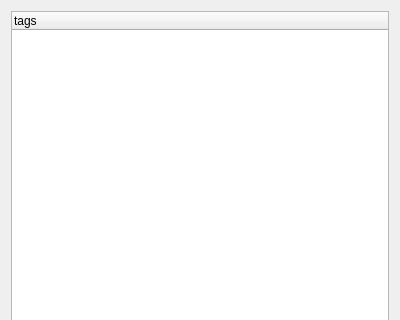
Above: app/tagsview.ui from x37v/datajockey before the change; both pictures show x 0 to 400 and y 0 to 320 of the 400 by 479 pixel window. Below: the same form after it.
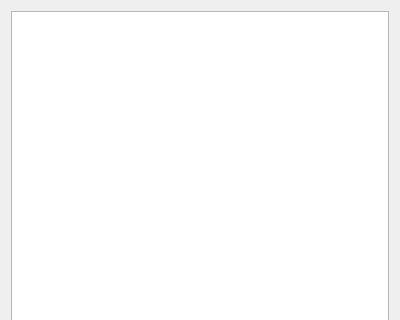
That is the form after the change.

Commit message: working on tags view.. something just ain't right with the model yet

```diff
--- a/app/tagsview.ui
+++ b/app/tagsview.ui
@@ -15,22 +15,7 @@
   </property>
   <layout class="QVBoxLayout" name="verticalLayout">
    <item>
-    <widget class="QTreeWidget" name="treeWidget">
-     <property name="dragEnabled">
-      <bool>true</bool>
-     </property>
-     <property name="dragDropMode">
-      <enum>QAbstractItemView::DragDrop</enum>
-     </property>
-     <property name="alternatingRowColors">
-      <bool>true</bool>
-     </property>
-     <column>
-      <property name="text">
-       <string>tags</string>
-      </property>
-     </column>
-    </widget>
+    <widget class="QTreeView" name="tree"/>
    </item>
    <item>
     <widget class="QPushButton" name="pushButton">
```
The commit also changes 12 other files.
